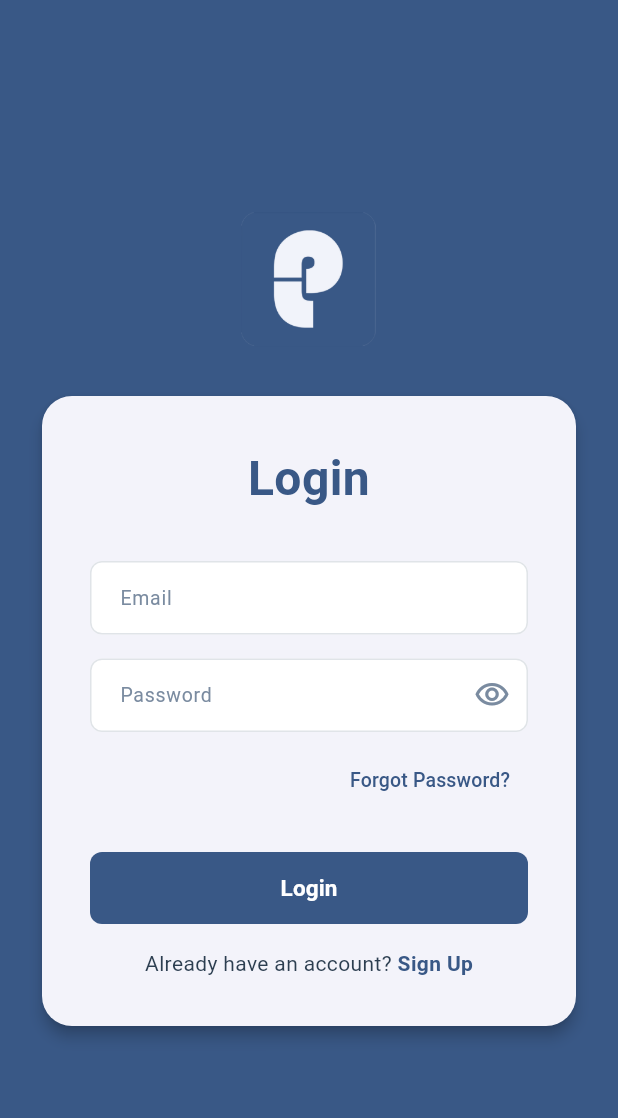
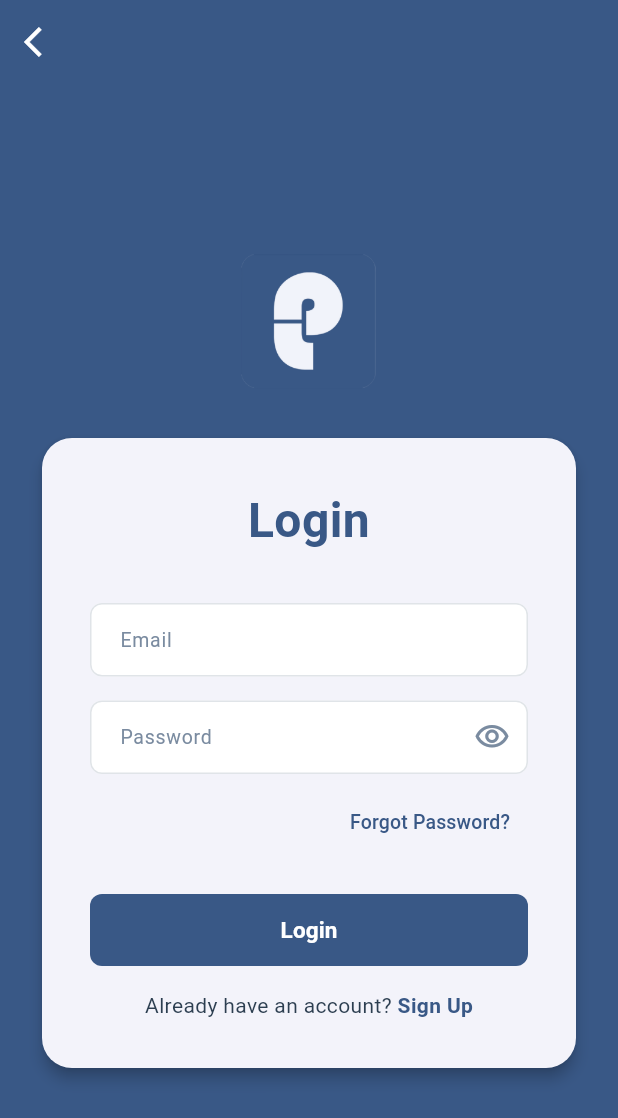
Before and after one commit to mattenarle10/launchpad, a Flutter app: the LoginScreen screen opened directly, on a phone screen of 412 x 824 dp. Shown: the top 1118 px of the screen. Run offline on Flutter 3.47's test engine with Material 3 defaults, Android fonts, the phone set to English and light mode, and no system bars; our stand-ins replace dio, file_picker, flutter_dotenv, shared_preferences; accounts and stored records are empty.

Commit message:
chore: add back button to login

```diff
--- a/launchpad-app/lib/screens/auth/login.dart
+++ b/launchpad-app/lib/screens/auth/login.dart
@@ -76,6 +76,14 @@ class _LoginScreenState extends State<LoginScreen> {
   Widget build(BuildContext context) {
     return Scaffold(
       backgroundColor: AppColors.primary,
+      appBar: AppBar(
+        backgroundColor: Colors.transparent,
+        elevation: 0,
+        leading: IconButton(
+          icon: const Icon(Icons.arrow_back_ios, color: Colors.white),
+          onPressed: () => Navigator.pop(context),
+        ),
+      ),
       body: SafeArea(
         child: Center(
           child: SingleChildScrollView(
```
